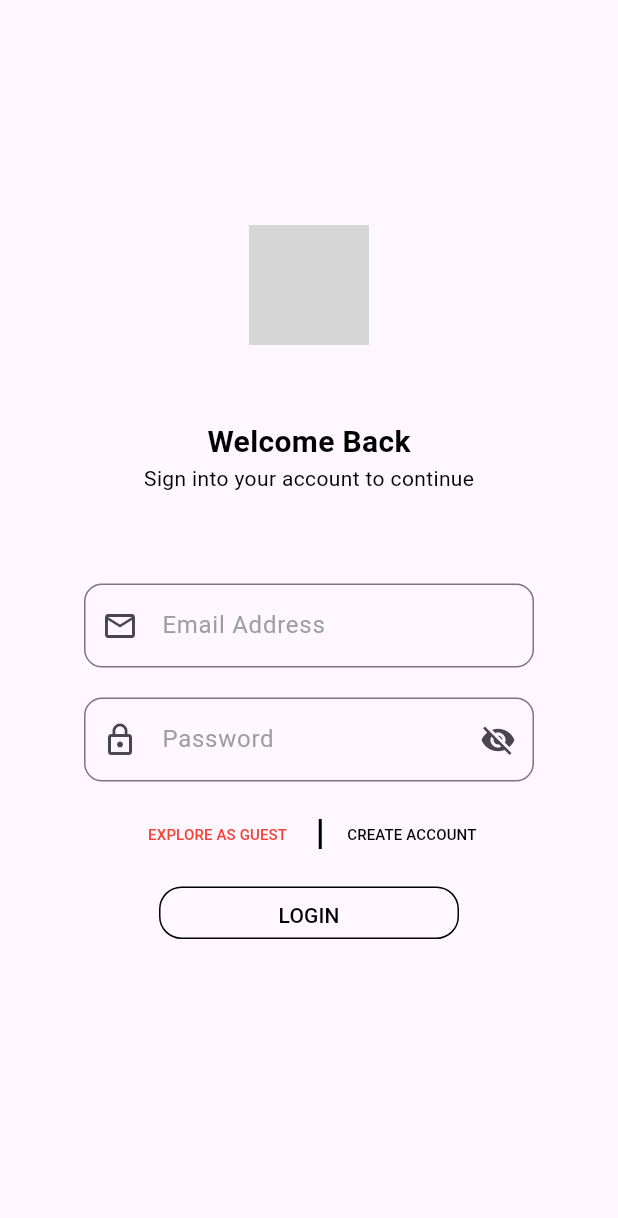
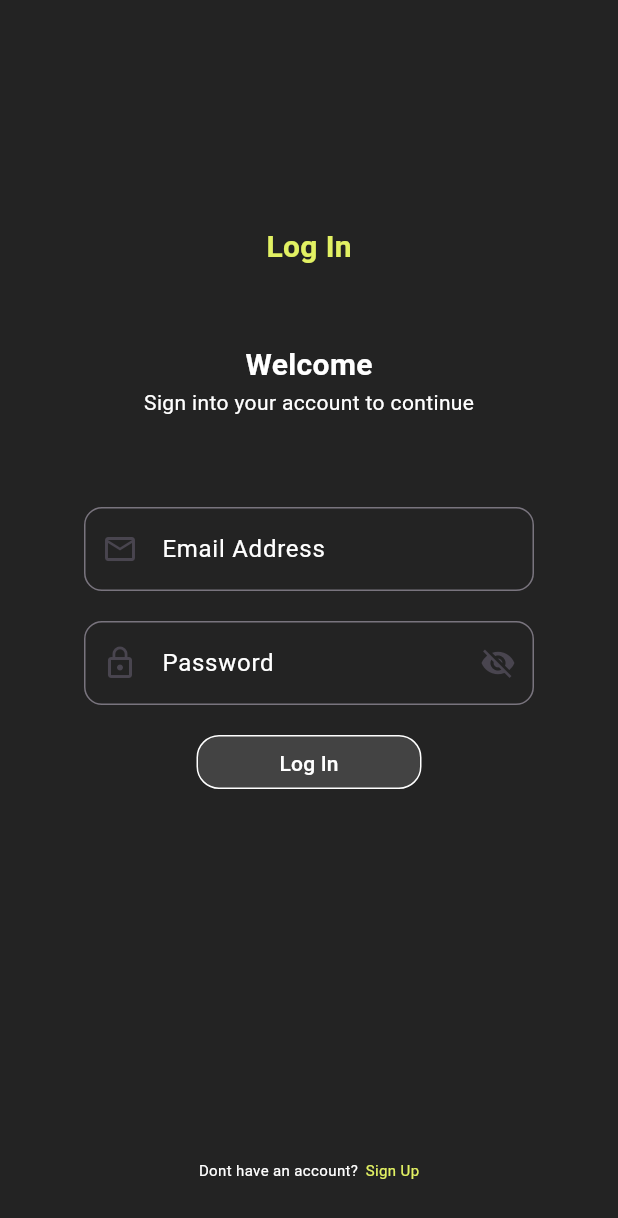
Before and after one commit to dbeum/fitbody, a Flutter app: the Login screen opened directly, on a phone screen of 412 x 824 dp. Shown: the top 1218 px of the screen. Run offline on Flutter 3.47's test engine with Material 3 defaults, Android fonts, the light colour scheme and no system bars; our stand-ins replace cloud_firestore, firebase_auth, firebase_core, google_fonts, intro_slider; accounts and stored records are empty; grey boxes are pictures that could not be loaded.

Commit message:
login page

```diff
--- a/lib/login.dart
+++ b/lib/login.dart
@@ -2,6 +2,7 @@ import 'package:cloud_firestore/cloud_firestore.dart';
 import 'package:firebase_auth/firebase_auth.dart';
 import 'package:firebase_core/firebase_core.dart';
 import 'package:fitbody/firebase_options.dart';
+import 'package:fitbody/register.dart';
 import 'package:flutter/material.dart';
 
 class Login extends StatefulWidget {
@@ -62,6 +63,7 @@ class _LoginState extends State<Login> {
   @override
   Widget build(BuildContext context) {
     return Scaffold(
+      backgroundColor: Color.fromARGB(255, 35, 35, 35),
       body: SingleChildScrollView(
         child: Column(
           children: [
@@ -70,19 +72,30 @@ class _LoginState extends State<Login> {
                 child: Column(
                   children: [
                     SizedBox(height: 150),
-                    Image.asset('assets/images/logo1.png', height: 80),
-                    SizedBox(height: 50),
                     Text(
-                      'Welcome Back',
+                      'Log In',
                       style: TextStyle(
                         fontSize: 20,
                         fontWeight: FontWeight.bold,
+                        color: Color.fromARGB(255, 226, 241, 99),
                       ),
                     ),
-                    Text('Sign into your account to continue'),
+                    SizedBox(height: 50),
+                    Text(
+                      'Welcome',
+                      style: TextStyle(
+                        fontSize: 20,
+                        fontWeight: FontWeight.bold,
+                        color: Colors.white,
+                      ),
+                    ),
+                    Text(
+                      'Sign into your account to continue',
+                      style: TextStyle(color: Colors.white),
+                    ),
                     SizedBox(height: 50),
                     Container(
-                      height: 300,
+                      //  height: 300,
                       width: 300,
 
                       child: FutureBuilder(
@@ -97,17 +110,18 @@ class _LoginState extends State<Login> {
                               TextField(
                                 controller: _email,
                                 keyboardType: TextInputType.emailAddress,
+                                style: TextStyle(color: Colors.white),
                                 decoration: InputDecoration(
                                   prefixIcon: const Icon(Icons.email_outlined),
                                   hintText: 'Enter your email',
                                   labelText: 'Email Address',
-                                  labelStyle: TextStyle(color: Colors.grey),
+                                  labelStyle: TextStyle(color: Colors.white),
                                   border: OutlineInputBorder(
                                     borderRadius: BorderRadius.circular(12),
                                   ),
                                   focusedBorder: OutlineInputBorder(
                                     borderSide: BorderSide(
-                                      color: Colors.red,
+                                      color: Color.fromARGB(255, 179, 160, 255),
                                       width: 2,
                                     ),
                                     borderRadius: BorderRadius.circular(12),
@@ -118,11 +132,12 @@ class _LoginState extends State<Login> {
                               TextField(
                                 controller: _password,
                                 obscureText: _obscureText,
+                                style: TextStyle(color: Colors.white),
                                 decoration: InputDecoration(
                                   prefixIcon: const Icon(Icons.lock_outline),
                                   hintText: 'Enter your password',
                                   labelText: 'Password',
-                                  labelStyle: TextStyle(color: Colors.grey),
+                                  labelStyle: TextStyle(color: Colors.white),
                                   suffixIcon: IconButton(
                                     icon: Icon(
                                       _obscureText
@@ -141,70 +156,30 @@ class _LoginState extends State<Login> {
                                   focusedBorder: OutlineInputBorder(
                                     borderRadius: BorderRadius.circular(12),
                                     borderSide: BorderSide(
-                                      color: Colors.red,
+                                      color: Color.fromARGB(255, 179, 160, 255),
                                       width: 2,
                                     ),
                                   ),
                                 ),
                               ),
-                              SizedBox(height: 20),
-                              Row(
-                                mainAxisAlignment: MainAxisAlignment.center,
-                                children: [
-                                  Container(
-                                    height: 30,
-                                    width: 135,
-                                    //    decoration: BoxDecoration(borderRadius: BorderRadius.all(Radius.circular(5)),color:Colors.black,),
-                                    child: TextButton(
-                                      onPressed: () {
-                                        //
-                                        //Navigator.pushReplacement(context, MaterialPageRoute(builder:(context) => Home2() ));
-                                      },
-                                      child: Text(
-                                        'EXPLORE AS GUEST',
-                                        style: TextStyle(
-                                          fontSize: 10,
-                                          color: Colors.red,
-                                        ),
-                                      ),
-                                    ),
-                                  ),
-                                  Container(
-                                    height: 20,
-                                    width: 2,
-                                    color: Colors.black,
-                                  ),
-                                  Container(
-                                    height: 30,
-                                    width: 120,
 
-                                    child: TextButton(
-                                      onPressed: () {
-                                        // Navigator.pushReplacement(context, MaterialPageRoute(builder:(context) => Register() ));
-                                      },
-                                      child: Text(
-                                        'CREATE ACCOUNT',
-                                        style: TextStyle(
-                                          fontSize: 10,
-                                          color: Colors.black,
-                                        ),
-                                      ),
-                                    ),
-                                  ),
-                                ],
-                              ),
                               SizedBox(height: 20),
 
                               Container(
-                                height: 35,
-                                width: 200,
+                                height: 36,
+                                width: 150,
                                 decoration: BoxDecoration(
-                                  color: Colors.transparent,
+                                  color: const Color.fromARGB(
+                                    37,
+                                    255,
+                                    255,
+                                    255,
+                                  ),
                                   borderRadius: BorderRadius.all(
                                     Radius.circular(15),
                                   ),
                                   border: Border.all(
-                                    color: Colors.black,
+                                    color: Colors.white,
                                     width: 1,
                                   ),
                                 ),
@@ -266,12 +241,50 @@ class _LoginState extends State<Login> {
                                     }
                                   },
                                   child: Text(
-                                    'LOGIN',
-                                    style: TextStyle(color: Colors.black),
+                                    'Log In',
+                                    style: TextStyle(color: Colors.white),
                                   ),
                                 ),
                               ),
-                              SizedBox(height: 2),
+                              SizedBox(
+                                height:
+                                    MediaQuery.of(context).size.height * 0.3,
+                              ),
+                              GestureDetector(
+                                onTap: () {
+                                  Navigator.push(
+                                    context,
+                                    MaterialPageRoute(
+                                      builder: (context) => Register(),
+                                    ),
+                                  );
+                                },
+                                child: Row(
+                                  mainAxisAlignment: MainAxisAlignment.center,
+                                  children: [
+                                    Text(
+                                      'Dont have an account?',
+                                      style: TextStyle(
+                                        color: Colors.white,
+                                        fontSize: 10,
+                                      ),
+                                    ),
+                                    SizedBox(width: 5),
+                                    Text(
+                                      'Sign Up',
+                                      style: TextStyle(
+                                        color: Color.fromARGB(
+                                          255,
+                                          226,
+                                          241,
+                                          99,
+                                        ),
+                                        fontSize: 10,
+                                      ),
+                                    ),
+                                  ],
+                                ),
+                              ),
                             ],
                           );
 
--- a/lib/welcome.dart
+++ b/lib/welcome.dart
@@ -1,3 +1,4 @@
+import 'package:fitbody/login.dart';
 import 'package:flutter/material.dart';
 import 'package:intro_slider/intro_slider.dart';
 
@@ -53,7 +54,10 @@ class _WelcomeState extends State<Welcome> {
 
   void onDonePress() {
     // Navigate to home screen
-    Navigator.pushReplacementNamed(context, "/Login");
+    Navigator.pushReplacement(
+      context,
+      MaterialPageRoute(builder: (context) => Login()),
+    );
   }
 
   @override
```
Also changed, not shown: lib/register.dart (+53 -26 lines).
